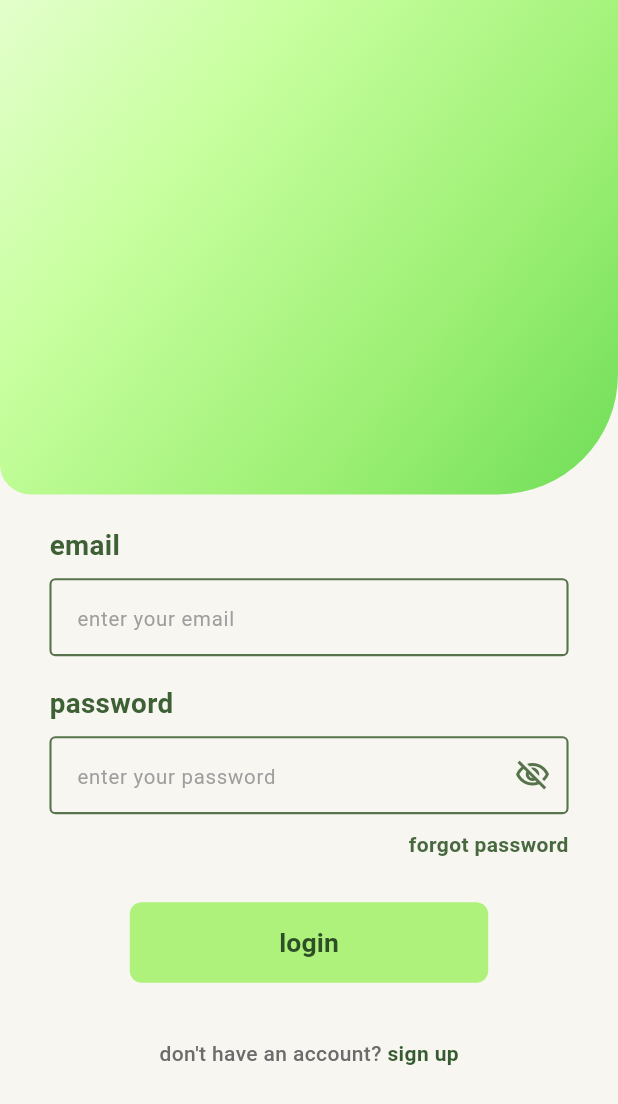
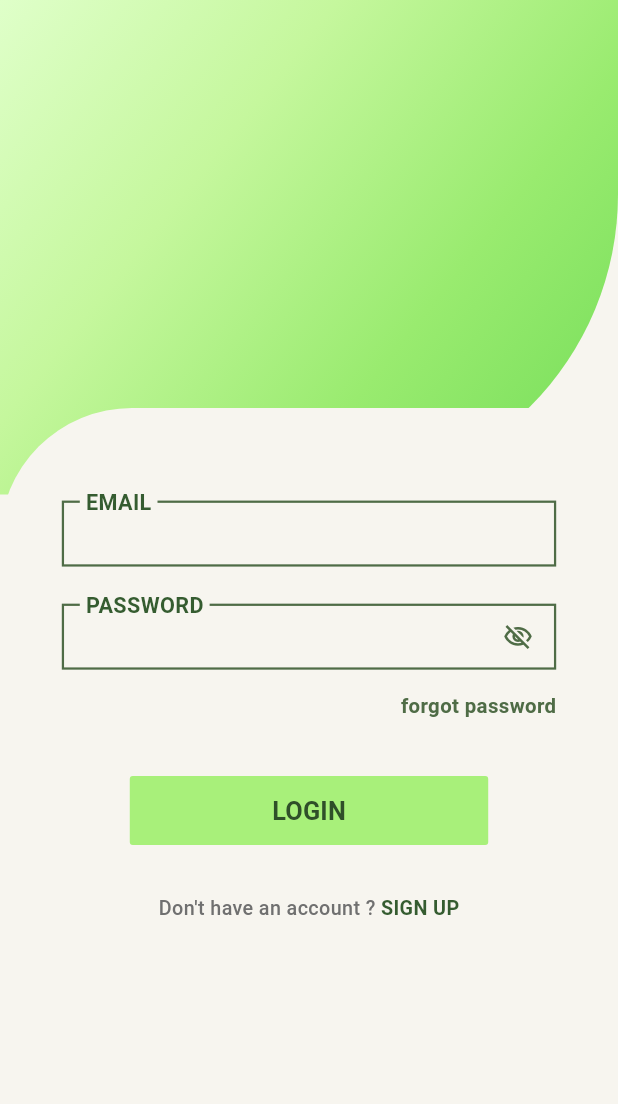
Before and after one commit to iris207/soil_tech, a Flutter app: the screen it shows after launch, on a phone screen of 412 x 824 dp. Shown: the top 1104 px of the screen. Run offline on Flutter 3.47's test engine with Material 3 defaults, Android fonts, the phone set to English and light mode, and no system bars.

Commit message:
pagod na ako di pani mao

```diff
--- a/lib/screens/login.dart
+++ b/lib/screens/login.dart
@@ -1,20 +1,4 @@
 import 'package:flutter/material.dart';
-
-void main() {
-  runApp(const my_app());
-}
-
-class my_app extends StatelessWidget {
-  const my_app({super.key});
-
-  @override
-  Widget build(BuildContext context) {
-    return MaterialApp(
-      debugShowCheckedModeBanner: false,
-      home: const login_screen(),
-    );
-  }
-}
 
 class login_screen extends StatefulWidget {
   const login_screen({super.key});
@@ -32,12 +16,17 @@ class _login_screen_state extends State<login_screen> {
     final screen_width = screen_size.width;
     final screen_height = screen_size.height;
 
-    final horizontal_padding = screen_width * 0.08;
-    final top_section_height = screen_height * 0.40;
+    final background_color = const Color(0xfff7f5ef);
+    final border_color = const Color(0xff4f6c46);
+    final text_color = const Color(0xff355c30);
+
+    final header_height = screen_height * 0.40;
+    final body_top_position = screen_height * 0.33;
+    final horizontal_padding = screen_width * 0.10;
     final button_width = screen_width * 0.58;
 
     return Scaffold(
-      backgroundColor: const Color(0xfff8f6f1),
+      backgroundColor: background_color,
       body: SafeArea(
         child: LayoutBuilder(
           builder: (context, constraints) {
@@ -46,123 +35,130 @@ class _login_screen_state extends State<login_screen> {
                 constraints: BoxConstraints(
                   minHeight: constraints.maxHeight,
                 ),
-                child: IntrinsicHeight(
-                  child: Column(
+                child: SizedBox(
+                  width: double.infinity,
+                  height: constraints.maxHeight,
+                  child: Stack(
                     children: [
                       Container(
                         width: double.infinity,
-                        height: top_section_height,
+                        height: header_height,
                         decoration: const BoxDecoration(
                           gradient: LinearGradient(
                             begin: Alignment.topLeft,
                             end: Alignment.bottomRight,
                             colors: [
-                              Color(0xffe3ffcc),
-                              Color(0xffc8ff9f),
-                              Color(0xff9bef73),
-                              Color(0xff6fdd57),
+                              Color(0xffdfffc9),
+                              Color(0xffc5f79d),
+                              Color(0xff99eb6f),
+                              Color(0xff73dd58),
                             ],
-                            stops: [0.0, 0.3, 0.7, 1.0],
                           ),
                           borderRadius: BorderRadius.only(
-                            bottomRight: Radius.circular(80),
-                            bottomLeft: Radius.circular(20),
+                            bottomRight: Radius.circular(200),
                           ),
                         ),
                       ),
-                      Expanded(
+
+                      Positioned(
+                        top: body_top_position,
+                        left: 0,
+                        right: 0,
+                        bottom: 0,
+                        child: Container(
+                          decoration: BoxDecoration(
+                            color: background_color,
+                            borderRadius: const BorderRadius.only(
+                              topLeft: Radius.circular(88),
+                            ),
+                          ),
                           child: Padding(
-                          padding: EdgeInsets.symmetric(
-                            horizontal: horizontal_padding,
-                            vertical: screen_height * 0.025,
+                            padding: EdgeInsets.fromLTRB(
+                              horizontal_padding,
+                              screen_height * 0.075,
+                              horizontal_padding,
+                              screen_height * 0.035,
                             ),
                             child: Column(
                               crossAxisAlignment: CrossAxisAlignment.start,
                               children: [
-                              _label_text(
-                                text: 'email',
-                                font_size: screen_width * 0.045,
+                                _border_label_field(
+                                  label_text: 'EMAIL',
+                                  screen_width: screen_width,
+                                  background_color: background_color,
+                                  border_color: border_color,
+                                  text_color: text_color,
                                 ),
-                              SizedBox(height: screen_height * 0.01),
-                              _custom_text_field(
-                                hint_text: 'enter your email',
+                                SizedBox(height: screen_height * 0.03),
+                                _border_label_field(
+                                  label_text: 'PASSWORD',
                                   screen_width: screen_width,
-                              ),
-                              SizedBox(height: screen_height * 0.022),
-                              _label_text(
-                                text: 'password',
-                                font_size: screen_width * 0.045,
-                              ),
-                              SizedBox(height: screen_height * 0.01),
-                              _custom_text_field(
-                                hint_text: 'enter your password',
-                                screen_width: screen_width,
+                                  background_color: background_color,
+                                  border_color: border_color,
+                                  text_color: text_color,
                                   is_password: true,
                                   is_password_hidden: is_password_hidden,
                                   on_toggle_visibility: () {
                                     setState(() {
-                                    is_password_hidden =
-                                        !is_password_hidden;
+                                      is_password_hidden = !is_password_hidden;
                                     });
                                   },
                                 ),
-                              SizedBox(height: screen_height * 0.012),
+                                SizedBox(height: screen_height * 0.018),
                                 Align(
                                   alignment: Alignment.centerRight,
                                   child: Text(
                                     'forgot password',
                                     style: TextStyle(
-                                    fontSize: screen_width * 0.034,
-                                    color: const Color(0xff48693f),
+                                      fontSize: screen_width * 0.033,
+                                      color: border_color,
                                       fontWeight: FontWeight.w600,
                                     ),
                                   ),
                                 ),
-                              SizedBox(height: screen_height * 0.035),
+                                SizedBox(height: screen_height * 0.045),
                                 Center(
                                   child: SizedBox(
                                     width: button_width,
-                                  height: screen_height * 0.065,
+                                    height: 46,
                                     child: ElevatedButton(
                                       onPressed: () {},
                                       style: ElevatedButton.styleFrom(
-                                      backgroundColor:
-                                          const Color(0xffaef27b),
+                                        backgroundColor: const Color(0xffa8f07a),
                                         elevation: 0,
                                         shape: RoundedRectangleBorder(
-                                        borderRadius:
-                                            BorderRadius.circular(8),
+                                          borderRadius: BorderRadius.circular(2),
                                         ),
                                       ),
                                       child: Text(
-                                      'login',
+                                        'LOGIN',
                                         style: TextStyle(
-                                        fontSize: screen_width * 0.043,
+                                          fontSize: screen_width * 0.041,
                                           fontWeight: FontWeight.w700,
-                                        color: const Color(0xff2d4f28),
+                                          color: const Color(0xff2f4f29),
                                         ),
                                       ),
                                     ),
                                   ),
                                 ),
-                              SizedBox(height: screen_height * 0.045),
+                                SizedBox(height: screen_height * 0.04),
                                 Center(
                                   child: Wrap(
                                     alignment: WrapAlignment.center,
                                     children: [
                                       Text(
-                                      "don't have an account? ",
+                                        "Don't have an account ? ",
                                         style: TextStyle(
-                                        fontSize: screen_width * 0.034,
-                                        color: const Color(0xff6c6c6c),
+                                          fontSize: screen_width * 0.032,
+                                          color: const Color(0xff707070),
                                           fontWeight: FontWeight.w500,
                                         ),
                                       ),
                                       Text(
-                                      'sign up',
+                                        'SIGN UP',
                                         style: TextStyle(
-                                        fontSize: screen_width * 0.034,
-                                        color: const Color(0xff355c30),
+                                          fontSize: screen_width * 0.032,
+                                          color: text_color,
                                           fontWeight: FontWeight.w700,
                                         ),
                                       ),
@@ -170,6 +166,7 @@ class _login_screen_state extends State<login_screen> {
                                   ),
                                 ),
                               ],
+                            ),
                           ),
                         ),
                       ),
@@ -185,38 +182,22 @@ class _login_screen_state extends State<login_screen> {
   }
 }
 
-class _label_text extends StatelessWidget {
-  final String text;
-  final double font_size;
-
-  const _label_text({
-    required this.text,
-    required this.font_size,
-  });
-
-  @override
-  Widget build(BuildContext context) {
-    return Text(
-      text,
-      style: TextStyle(
-        fontSize: font_size,
-        fontWeight: FontWeight.w700,
-        color: const Color(0xff3d6035),
-      ),
-    );
-  }
-}
-
-class _custom_text_field extends StatelessWidget {
-  final String hint_text;
+class _border_label_field extends StatelessWidget {
+  final String label_text;
   final double screen_width;
+  final Color background_color;
+  final Color border_color;
+  final Color text_color;
   final bool is_password;
   final bool is_password_hidden;
   final VoidCallback? on_toggle_visibility;
 
-  const _custom_text_field({
-    required this.hint_text,
+  const _border_label_field({
+    required this.label_text,
     required this.screen_width,
+    required this.background_color,
+    required this.border_color,
+    required this.text_color,
     this.is_password = false,
     this.is_password_hidden = false,
     this.on_toggle_visibility,
@@ -224,20 +205,30 @@ class _custom_text_field extends StatelessWidget {
 
   @override
   Widget build(BuildContext context) {
-    return TextField(
+    return Stack(
+      clipBehavior: Clip.none,
+      children: [
+        Container(
+          height: 44,
+          decoration: BoxDecoration(
+            color: background_color,
+            border: Border.all(
+              color: border_color,
+              width: 1.5,
+            ),
+          ),
+          child: TextField(
             obscureText: is_password ? is_password_hidden : false,
+            style: TextStyle(
+              fontSize: screen_width * 0.034,
+              color: text_color,
+            ),
             decoration: InputDecoration(
-        hintText: hint_text,
-        hintStyle: TextStyle(
-          color: Colors.grey.shade500,
-          fontSize: screen_width * 0.033,
+              border: InputBorder.none,
+              contentPadding: EdgeInsets.symmetric(
+                horizontal: screen_width * 0.03,
+                vertical: 11,
               ),
-        contentPadding: EdgeInsets.symmetric(
-          horizontal: screen_width * 0.035,
-          vertical: 14,
-        ),
-        filled: true,
-        fillColor: const Color(0xfff8f6f1),
               suffixIcon: is_password
                   ? IconButton(
                       onPressed: on_toggle_visibility,
@@ -245,25 +236,31 @@ class _custom_text_field extends StatelessWidget {
                         is_password_hidden
                             ? Icons.visibility_off_outlined
                             : Icons.visibility_outlined,
-                  color: const Color(0xff56734b),
+                        size: 20,
+                        color: border_color,
                       ),
                     )
                   : null,
-        enabledBorder: OutlineInputBorder(
-          borderRadius: BorderRadius.circular(4),
-          borderSide: const BorderSide(
-            color: Color(0xff56734b),
-            width: 1.4,
-          ),
-        ),
-        focusedBorder: OutlineInputBorder(
-          borderRadius: BorderRadius.circular(4),
-          borderSide: const BorderSide(
-            color: Color(0xff73dc59),
-            width: 1.8,
             ),
           ),
         ),
+        Positioned(
+          left: 12,
+          top: -9,
+          child: Container(
+            color: background_color,
+            padding: const EdgeInsets.symmetric(horizontal: 4),
+            child: Text(
+              label_text,
+              style: TextStyle(
+                fontSize: screen_width * 0.035,
+                fontWeight: FontWeight.w700,
+                color: text_color,
+              ),
+            ),
+          ),
+        ),
+      ],
     );
   }
 }
```
Lines whose indentation alone changed are shown as unchanged.
